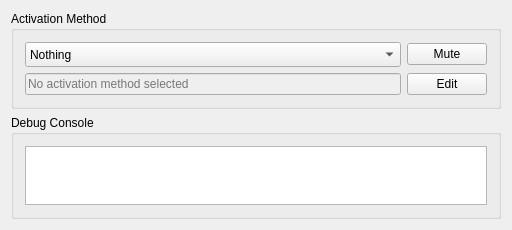
Above: source/mainwindow_dialog.ui from PsychedelicShayna/cursor-locker before the change. Below: the same form after it.
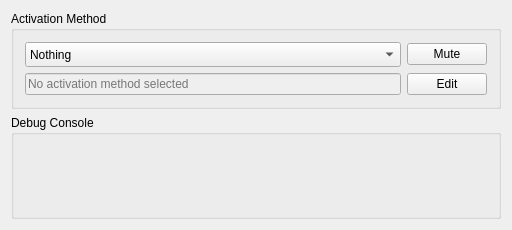
That is the form after the change.

Commit message: Structural improvements to code; better design.

The edit to the form file:
```diff
--- a/source/mainwindow_dialog.ui
+++ b/source/mainwindow_dialog.ui
@@ -26,10 +26,8 @@
    </size>
   </property>
   <widget class="QWidget" name="gdMain">
-   <layout class="QGridLayout" name="gridLayout_2">
+   <layout class="QGridLayout" name="gridLayout_2" rowstretch="0,1">
     <item row="0" column="0">
-     <layout class="QVBoxLayout" name="vlMain">
-      <item>
        <widget class="QGroupBox" name="vlActivation">
         <property name="title">
          <string>Activation Method</string>
@@ -100,26 +98,12 @@
         </layout>
        </widget>
       </item>
-      <item>
-       <widget class="QGroupBox" name="vlConsole">
+    <item row="1" column="0">
+     <widget class="QGroupBox" name="grpDebugConsole">
         <property name="title">
          <string>Debug Console</string>
         </property>
-        <layout class="QVBoxLayout" name="verticalLayout_2">
-         <item>
-          <widget class="QPlainTextEdit" name="txtConsole">
-           <property name="contextMenuPolicy">
-            <enum>Qt::CustomContextMenu</enum>
-           </property>
-           <property name="readOnly">
-            <bool>true</bool>
-           </property>
-          </widget>
-         </item>
-        </layout>
-       </widget>
-      </item>
-     </layout>
+     </widget>
     </item>
    </layout>
   </widget>
```
Lines whose indentation alone changed are shown as unchanged. The commit also changes 5 other files.
